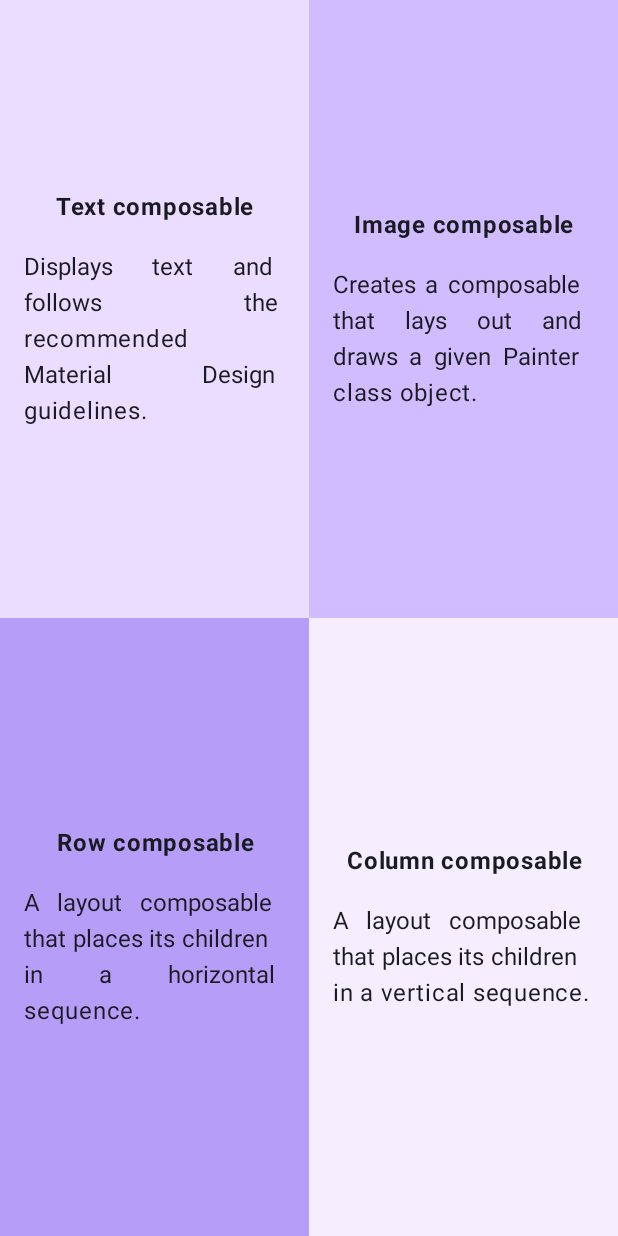
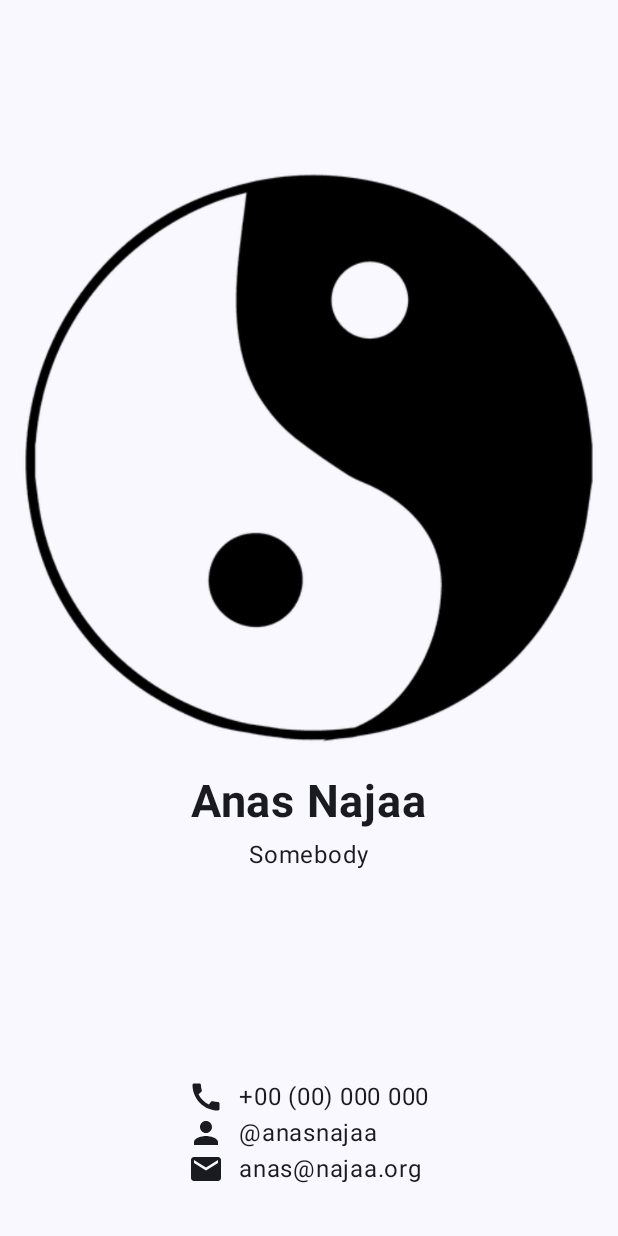
Before and after one commit to anasnajaa/kotlin_training_app, an Android app built with Jetpack Compose: the screen it shows after launch (MainActivity), on a phone screen of 412 x 824 dp. Run offline under Robolectric (Android 15) with nearby library versions, the phone set to English and light mode, and no system bars.

Commit message:
Added BusinessCardView

```diff
--- a/app/src/main/java/com/example/demoapp/MainActivity.kt
+++ b/app/src/main/java/com/example/demoapp/MainActivity.kt
@@ -13,6 +13,7 @@ import com.example.demoapp.views.TaskCompleteView
 import com.example.demoapp.views.ComposeQuadrantsView
 import com.example.demoapp.views.HomeView
 import com.example.demoapp.views.ComposeArticleView
+import com.example.demoapp.views.BusinessCardView
 
 
 class MainActivity : ComponentActivity() {
@@ -29,7 +30,8 @@ class MainActivity : ComponentActivity() {
                     // ComposeArticleView( modifier = Modifier.padding(innerPadding) )
                     // TaskCompleteView( modifier = Modifier.padding(innerPadding) )
                     // HomeView( modifier = Modifier.padding(innerPadding) )
-                    ComposeQuadrantsView( modifier = Modifier.padding(innerPadding) )
+                    // ComposeQuadrantsView( modifier = Modifier.padding(innerPadding) )
+                    BusinessCardView( modifier = Modifier.padding(innerPadding) )
                 }
             }
 
--- /dev/null
+++ b/app/src/main/java/com/example/demoapp/views/BusinessCardView.kt
@@ -0,0 +1,103 @@
+package com.example.demoapp.views
+
+import androidx.compose.foundation.Image
+import androidx.compose.foundation.layout.Arrangement
+import androidx.compose.foundation.layout.Column
+import androidx.compose.foundation.layout.Row
+import androidx.compose.foundation.layout.fillMaxSize
+import androidx.compose.foundation.layout.fillMaxWidth
+import androidx.compose.foundation.layout.padding
+import androidx.compose.foundation.layout.width
+import androidx.compose.material.icons.Icons
+import androidx.compose.material.icons.filled.Call
+import androidx.compose.material.icons.filled.Email
+import androidx.compose.material.icons.filled.Person
+import androidx.compose.material3.Icon
+import androidx.compose.material3.Text
+import androidx.compose.runtime.Composable
+import androidx.compose.ui.Alignment
+import androidx.compose.ui.Modifier
+import androidx.compose.ui.layout.ContentScale
+import androidx.compose.ui.res.painterResource
+import androidx.compose.ui.res.stringResource
+import androidx.compose.ui.text.font.FontWeight
+import androidx.compose.ui.unit.dp
+import androidx.compose.ui.unit.sp
+import com.example.demoapp.R
+
+@Composable
+fun BusinessCardView(modifier: Modifier) {
+    val image = painterResource(R.drawable.ying_yang)
+    Column (
+        Modifier.fillMaxSize(),
+        verticalArrangement = Arrangement.SpaceBetween,
+        ) {
+
+        Column (
+            Modifier
+                .weight(1f, true)
+                .fillMaxWidth(),
+            verticalArrangement =  Arrangement.Center,
+            horizontalAlignment = Alignment.CenterHorizontally) {
+
+            Image(
+                modifier = Modifier.padding(bottom = 5.dp),
+                painter = image,
+                contentDescription = stringResource(R.string.ying_yang),
+                contentScale = ContentScale.Fit,
+            )
+
+            Text(
+                modifier = Modifier.padding(bottom = 5.dp),
+                text = stringResource(R.string.anas_najaa),
+                fontSize = 30.sp,
+                fontWeight = FontWeight.Bold
+            )
+
+            Text(
+                modifier = Modifier.padding(bottom = 5.dp),
+                text = stringResource(R.string.somebody)
+            )
+        }
+
+        Column (
+            Modifier
+                .weight(.2f)
+                .fillMaxWidth(),
+            verticalArrangement =  Arrangement.Center,
+            horizontalAlignment = Alignment.CenterHorizontally) {
+            Column {
+                Row {
+                    Icon(
+                        Icons.Filled.Call,
+                        contentDescription = stringResource(R.string.call),
+                        Modifier.padding(end = 10.dp)
+                    )
+                    Text(
+                        stringResource(R.string._00_00_000_000)
+                    )
+                }
+                Row {
+                    Icon(
+                        Icons.Filled.Person,
+                        contentDescription = stringResource(R.string.social),
+                        Modifier.padding(end = 10.dp)
+                    )
+                    Text(
+                        stringResource(R.string.anasnajaa)
+                    )
+                }
+                Row {
+                    Icon(
+                        Icons.Filled.Email,
+                        contentDescription = stringResource(R.string.mail),
+                        Modifier.padding(end = 10.dp)
+                    )
+                    Text(
+                        stringResource(R.string.anas_najaa_org)
+                    )
+                }
+            }
+        }
+    }
+}
--- a/app/src/main/res/values/strings.xml
+++ b/app/src/main/res/values/strings.xml
@@ -15,4 +15,13 @@
     <string name="a_layout_composable_that_places_its_children_in_a_horizontal_sequence">A layout composable that places its children in a horizontal sequence.</string>
     <string name="creates_a_composable_that_lays_out_and_draws_a_given_painter_class_object">Creates a composable that lays out and draws a given Painter class object.</string>
     <string name="displays_text_and_follows_the_recommended_material_design_guidelines">Displays text and follows the recommended Material Design guidelines.</string>
+    <string name="anas_najaa">Anas Najaa</string>
+    <string name="ying_yang">Ying Yang</string>
+    <string name="somebody">Somebody</string>
+    <string name="_00_00_000_000">+00 (00) 000 000</string>
+    <string name="anasnajaa">\@anasnajaa</string>
+    <string name="anas_najaa_org">anas@najaa.org</string>
+    <string name="call">Call</string>
+    <string name="social">Social</string>
+    <string name="mail">Mail</string>
 </resources>
--- a/gradle/libs.versions.toml
+++ b/gradle/libs.versions.toml
@@ -8,9 +8,11 @@ espressoCore = "3.6.1"
 lifecycleRuntimeKtx = "2.9.0"
 activityCompose = "1.10.1"
 composeBom = "2024.04.01"
+material = "1.8.2"
 
 [libraries]
 androidx-core-ktx = { group = "androidx.core", name = "core-ktx", version.ref = "coreKtx" }
+androidx-material = { module = "androidx.compose.material:material", version.ref = "material" }
 junit = { group = "junit", name = "junit", version.ref = "junit" }
 androidx-junit = { group = "androidx.test.ext", name = "junit", version.ref = "junitVersion" }
 androidx-espresso-core = { group = "androidx.test.espresso", name = "espresso-core", version.ref = "espressoCore" }
```
Also changed, not shown: app/src/main/res/drawable/ying_yang.webp (added).
